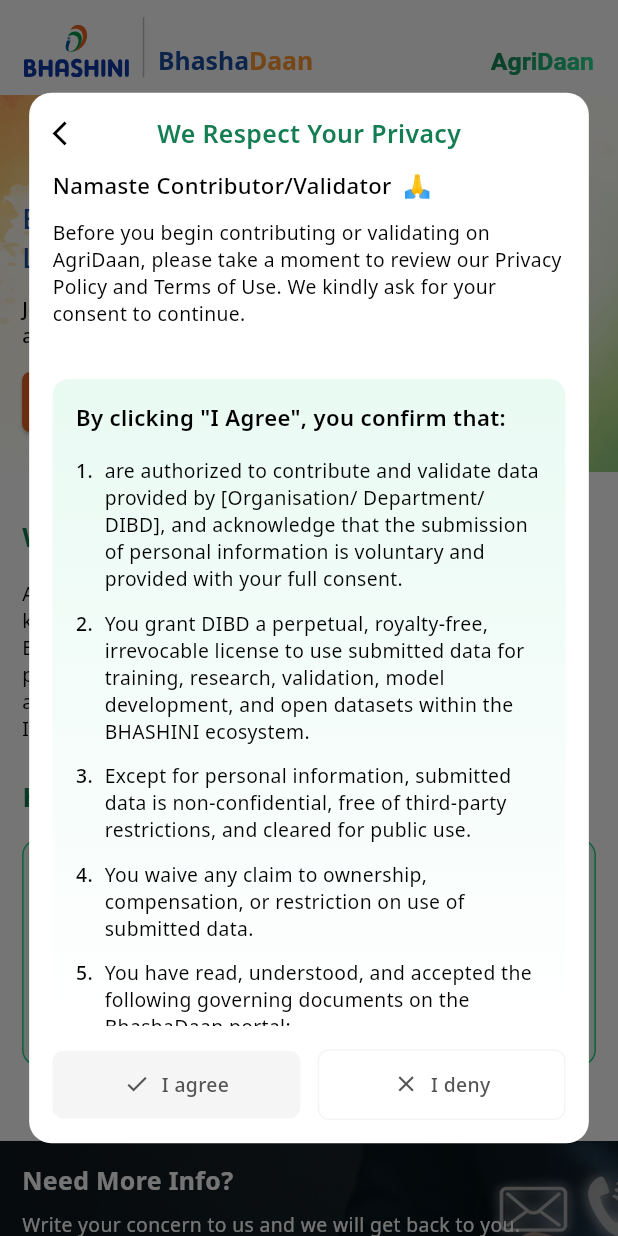
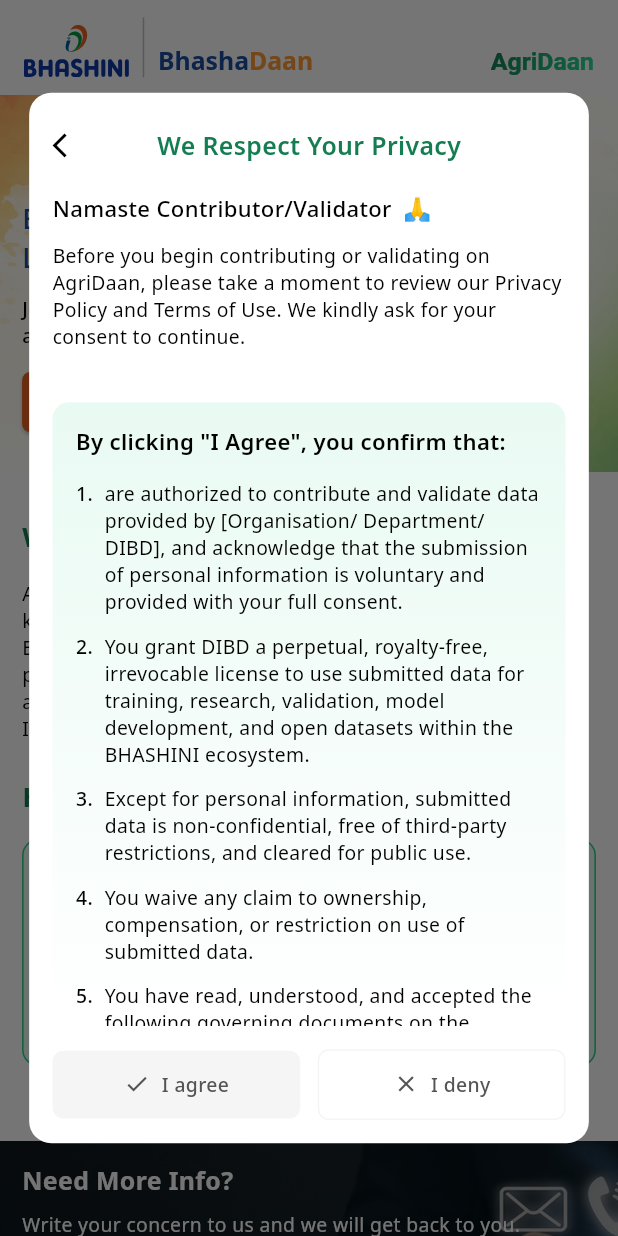
Before and after one commit to COSS-India/VoiceGive, a Flutter app: the screen it shows after launch, after a tap on "Let’s Get Started", on a phone screen of 412 x 824 dp. Run offline on Flutter 3.47's test engine with Material 3 defaults, Android fonts, the phone set to English and light mode, and no system bars; our stand-ins replace cached_network_image, flutter_screenutil, flutter_svg, google_fonts, just_audio, lottie and 1 more; missing offline and left inert: record; generated files the repository leaves out were written again; project files that could hold a hidden picture were left out.

Commit message:
chore: fix alignment issues in modal

```diff
--- a/lib/common_widgets/consent_modal.dart
+++ b/lib/common_widgets/consent_modal.dart
@@ -40,7 +40,7 @@
           children: [
             // Header
             Container(
-              padding: EdgeInsets.fromLTRB(16.w, 16.w, 16.w, 12.w),
+              padding: EdgeInsets.fromLTRB(16.w, 24.w, 16.w, 20.w),
               child: Row(
                 children: [
                   GestureDetector(
```
